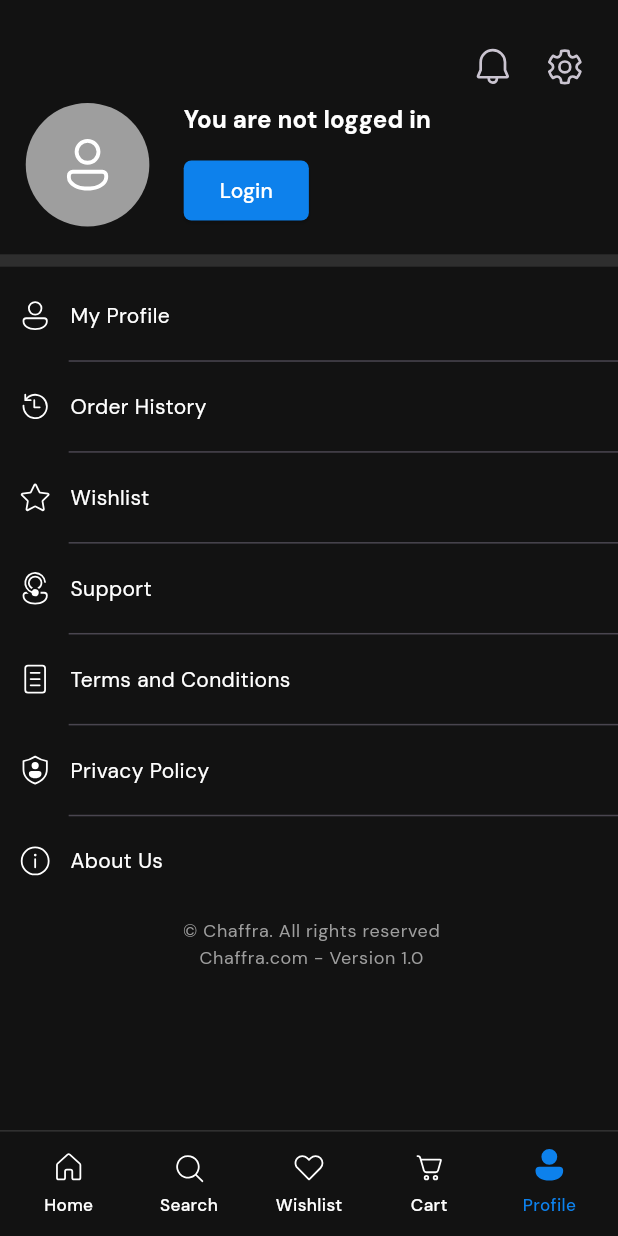
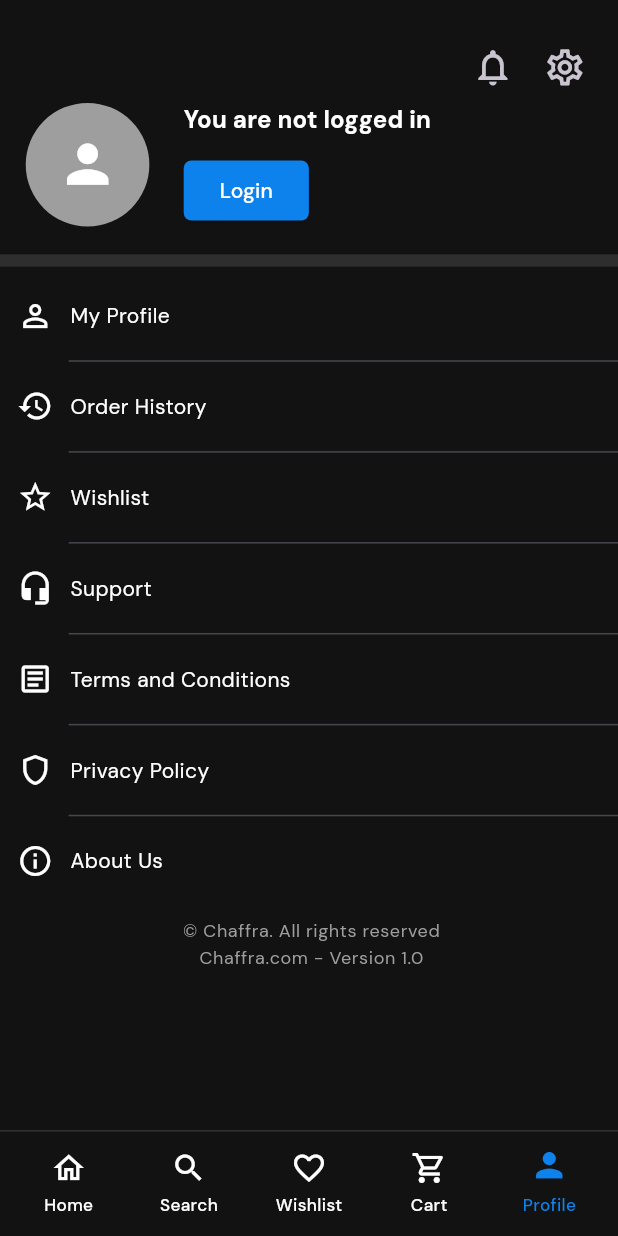
Before and after one commit to abdoumata03/Chaffra, a Flutter app: the screen it shows after launch, item 5 of the bottom bar chosen, on a phone screen of 412 x 824 dp. Run offline on Flutter 3.47's test engine with Material 3 defaults, Android fonts, the light colour scheme and no system bars; drawn by our look-alikes of flutter_animate; our stand-ins replace carousel_slider, flutter_riverpod, flutter_screenutil, go_router, google_fonts, riverpod_annotation and 3 more; missing offline and left inert: aura_box, country_flags; generated files the repository leaves out were written again; network calls fail.

Commit message:
finished phase 1 design changes

```diff
--- a/lib/features/account/presentation/language.dart
+++ b/lib/features/account/presentation/language.dart
@@ -1,7 +1,6 @@
 import 'package:chaffra/features/account/presentation/widgets/language_list_tile.dart';
 import 'package:chaffra/localization/app_localizations_context.dart';
 import 'package:chaffra/localization/supported_locale.dart';
-import 'package:fluentui_system_icons/fluentui_system_icons.dart';
 import 'package:flutter/material.dart';
 import 'package:flutter_screenutil/flutter_screenutil.dart';
 
@@ -13,7 +12,7 @@ class Language extends StatelessWidget {
     return Scaffold(
       appBar: AppBar(
         leading: IconButton(
-          icon: const Icon(FluentIcons.arrow_left_24_regular),
+          icon: const Icon(Icons.keyboard_backspace_outlined),
           onPressed: () {
             Navigator.pop(context);
           },
--- a/lib/features/account/presentation/notifications.dart
+++ b/lib/features/account/presentation/notifications.dart
@@ -1,6 +1,5 @@
 import 'package:chaffra/localization/app_localizations_context.dart';
 import 'package:chaffra/shared/widgets/button.dart';
-import 'package:fluentui_system_icons/fluentui_system_icons.dart';
 import 'package:flutter/material.dart';
 import 'package:flutter_screenutil/flutter_screenutil.dart';
 
@@ -12,7 +11,7 @@ class NotificationsPage extends StatelessWidget {
     return Scaffold(
         appBar: AppBar(
           leading: IconButton(
-            icon: const Icon(FluentIcons.arrow_left_24_regular),
+            icon: const Icon(Icons.keyboard_backspace_outlined),
             onPressed: () {
               Navigator.pop(context);
             },
--- a/lib/features/account/presentation/profile.dart
+++ b/lib/features/account/presentation/profile.dart
@@ -6,7 +6,6 @@ import 'package:chaffra/shared/widgets/button.dart';
 import 'package:chaffra/shared/widgets/dark_container.dart';
 import 'package:chaffra/localization/app_localizations_context.dart';
 import 'package:chaffra/features/account/presentation/widgets/settings_item.dart';
-import 'package:fluentui_system_icons/fluentui_system_icons.dart';
 import 'package:flutter/material.dart';
 import 'package:flutter_riverpod/flutter_riverpod.dart';
 import 'package:flutter_screenutil/flutter_screenutil.dart';
@@ -35,11 +34,11 @@ class Profile extends ConsumerWidget {
                       onPressed: () {
                         context.pushNamed(pageNames.notifications);
                       },
-                      icon: Icon(FluentIcons.alert_24_regular),
+                      icon: const Icon(Icons.notifications_outlined),
                       iconSize: 28.r,
                     ),
                     IconButton(
-                      icon: Icon(FluentIcons.settings_24_regular),
+                      icon: const Icon(Icons.settings_outlined),
                       onPressed: () {
                         context.pushNamed(pageNames.settings);
                       },
@@ -56,7 +55,7 @@ class Profile extends ConsumerWidget {
                       radius: 40.r,
                       backgroundColor: Colors.grey,
                       child: Icon(
-                        FluentIcons.person_24_regular,
+                        Icons.person,
                         size: 40.r,
                         color: Colors.white,
                       ),
@@ -92,49 +91,49 @@ class Profile extends ConsumerWidget {
               Column(
                 children: [
                   SettingItem(
-                    icon: FluentIcons.person_20_regular,
+                    icon: Icons.person_outline,
                     title: context.loc.myProfile,
                   ),
                   Divider(
                     indent: 40.w,
                   ),
                   SettingItem(
-                    icon: FluentIcons.history_20_regular,
+                    icon: Icons.history,
                     title: context.loc.orderHistory,
                   ),
                   Divider(
                     indent: 40.w,
                   ),
                   SettingItem(
-                    icon: FluentIcons.star_20_regular,
+                    icon: Icons.star_outline,
                     title: context.loc.whishlist,
                   ),
                   Divider(
                     indent: 40.w,
                   ),
                   SettingItem(
-                    icon: FluentIcons.person_support_20_regular,
+                    icon: Icons.headset_mic,
                     title: context.loc.support,
                   ),
                   Divider(
                     indent: 40.w,
                   ),
                   SettingItem(
-                    icon: FluentIcons.document_one_page_20_regular,
+                    icon: Icons.article_outlined,
                     title: context.loc.temsAndConditions,
                   ),
                   Divider(
                     indent: 40.w,
                   ),
                   SettingItem(
-                    icon: FluentIcons.shield_person_20_regular,
+                    icon: Icons.shield_outlined,
                     title: context.loc.privacyPolicy,
                   ),
                   Divider(
                     indent: 40.w,
                   ),
                   SettingItem(
-                    icon: FluentIcons.info_20_regular,
+                    icon: Icons.info_outline,
                     title: context.loc.aboutUs,
                   ),
                 ],
--- a/lib/features/account/presentation/widgets/language_list_tile.dart
+++ b/lib/features/account/presentation/widgets/language_list_tile.dart
@@ -2,7 +2,6 @@ import 'package:chaffra/localization/locale_provider.dart';
 import 'package:chaffra/localization/supported_locale.dart';
 import 'package:chaffra/themes/tokens.dart';
 import 'package:country_flags/country_flags.dart';
-import 'package:fluentui_system_icons/fluentui_system_icons.dart';
 import 'package:flutter/material.dart';
 import 'package:flutter_riverpod/flutter_riverpod.dart';
 import 'package:flutter_screenutil/flutter_screenutil.dart';
@@ -20,7 +19,7 @@ class LanguageListTile extends ConsumerWidget {
     final selectedLocale = ref.watch(localeControllerProvider);
     return ListTile(
       trailing: selectedLocale.name == locale.name
-          ? const Icon(FluentIcons.checkmark_24_filled)
+          ? const Icon(Icons.check_outlined)
           : null,
       title: Text(locale.name),
       onTap: () {
--- a/lib/features/account/presentation/widgets/settings_item.dart
+++ b/lib/features/account/presentation/widgets/settings_item.dart
@@ -1,4 +1,3 @@
-import 'package:fluentui_system_icons/fluentui_system_icons.dart';
 import 'package:flutter/material.dart';
 import 'package:flutter_screenutil/flutter_screenutil.dart';
 
--- a/lib/features/home/presentation/home.dart
+++ b/lib/features/home/presentation/home.dart
@@ -11,7 +11,6 @@ import 'package:chaffra/features/home/presentation/widgets/list_product_vertical
 import 'package:chaffra/localization/app_localizations_context.dart';
 import 'package:chaffra/shared/widgets/dark_container.dart';
 import 'package:chaffra/themes/tokens.dart';
-import 'package:fluentui_system_icons/fluentui_system_icons.dart';
 import 'package:flutter/material.dart';
 import 'package:carousel_slider/carousel_slider.dart';
 import 'package:flutter/services.dart';
@@ -74,7 +73,7 @@ class _HomePageState extends State<HomePage> {
                       border: Border.all(color: Colors.grey[800]!, width: 0.5),
                     ),
                     child: const Icon(
-                      FluentIcons.person_20_regular,
+                      Icons.person_outline,
                       color: Colors.white,
                     ),
                   )
--- a/lib/features/home/presentation/widgets/special_deal_container.dart
+++ b/lib/features/home/presentation/widgets/special_deal_container.dart
@@ -1,6 +1,5 @@
 import 'package:chaffra/localization/hardcoded_string.dart';
 import 'package:chaffra/themes/tokens.dart';
-import 'package:fluentui_system_icons/fluentui_system_icons.dart';
 import 'package:flutter/material.dart';
 import 'package:flutter_screenutil/flutter_screenutil.dart';
 
@@ -75,14 +74,14 @@ class SpecialDealContainer extends StatelessWidget {
                   child: Opacity(
                     opacity: 0.1,
                     child: Icon(
-                      FluentIcons.arrow_trending_16_regular,
+                      Icons.trending_up_outlined,
                       size: 48.h,
                     ),
                   ),
                 ),
                 const Spacer(),
                 Icon(
-                  FluentIcons.chevron_right_24_filled,
+                  Icons.chevron_right,
                   size: 16.h,
                 )
               ],
--- a/lib/shared/widgets/bottom_navigation_bar.dart
+++ b/lib/shared/widgets/bottom_navigation_bar.dart
@@ -1,6 +1,5 @@
 import 'package:chaffra/themes/tokens.dart';
 import 'package:chaffra/localization/app_localizations_context.dart';
-import 'package:fluentui_system_icons/fluentui_system_icons.dart';
 import 'package:flutter/material.dart';
 import 'package:flutter_animate/flutter_animate.dart';
 import 'package:flutter_riverpod/flutter_riverpod.dart';
@@ -27,36 +26,36 @@ class CustomBottomNavigationBar extends ConsumerWidget {
           buildAppBarItem(
             ref: ref,
             index: 0,
-            icon: FluentIcons.home_20_regular,
-            selectedIcon: FluentIcons.home_20_filled,
+            icon: Icons.home_outlined,
+            selectedIcon: Icons.home,
             page: context.loc.homeBottomNavBarItem,
           ),
           buildAppBarItem(
             ref: ref,
             index: 1,
-            icon: FluentIcons.search_20_regular,
-            selectedIcon: FluentIcons.search_20_filled,
+            icon: Icons.search_outlined,
+            selectedIcon: Icons.search,
             page: context.loc.searchBottomNavBarItem,
           ),
           buildAppBarItem(
             ref: ref,
             index: 2,
-            icon: FluentIcons.heart_20_regular,
-            selectedIcon: FluentIcons.heart_20_filled,
+            icon: Icons.favorite_outline,
+            selectedIcon: Icons.favorite,
             page: context.loc.wishlistBottomNavBarItem,
           ),
           buildAppBarItem(
             ref: ref,
             index: 3,
-            icon: FluentIcons.cart_20_regular,
-            selectedIcon: FluentIcons.cart_20_filled,
+            icon: Icons.shopping_cart_outlined,
+            selectedIcon: Icons.shopping_cart,
             page: context.loc.cartBottomNavBarItem,
           ),
           buildAppBarItem(
             ref: ref,
             index: 4,
-            icon: FluentIcons.person_20_regular,
-            selectedIcon: FluentIcons.person_20_filled,
+            icon: Icons.person_outline,
+            selectedIcon: Icons.person,
             page: context.loc.profileBottomNavBarItem,
           ),
         ],
--- a/pubspec.yaml
+++ b/pubspec.yaml
@@ -1,10 +1,10 @@
 name: chaffra
 description: "A new Flutter project."
-publish_to: 'none'
+publish_to: "none"
 version: 0.1.0
 
 environment:
-  sdk: '>=3.3.3 <4.0.0'
+  sdk: ">=3.3.3 <4.0.0"
 
 dependencies:
   animated_item: ^0.0.1
@@ -12,7 +12,6 @@ dependencies:
   build_runner: ^2.4.9
   carousel_slider: ^4.2.1
   country_flags: ^2.2.0
-  fluentui_system_icons: ^1.1.234
   flutter:
     sdk: flutter
   flutter_animate: ^4.5.0
```
Also changed, not shown: lib/features/account/presentation/settings.dart (+3 -4 lines), lib/features/home/presentation/widgets/search_button_field.dart (+9 -1 lines), pubspec.lock.
